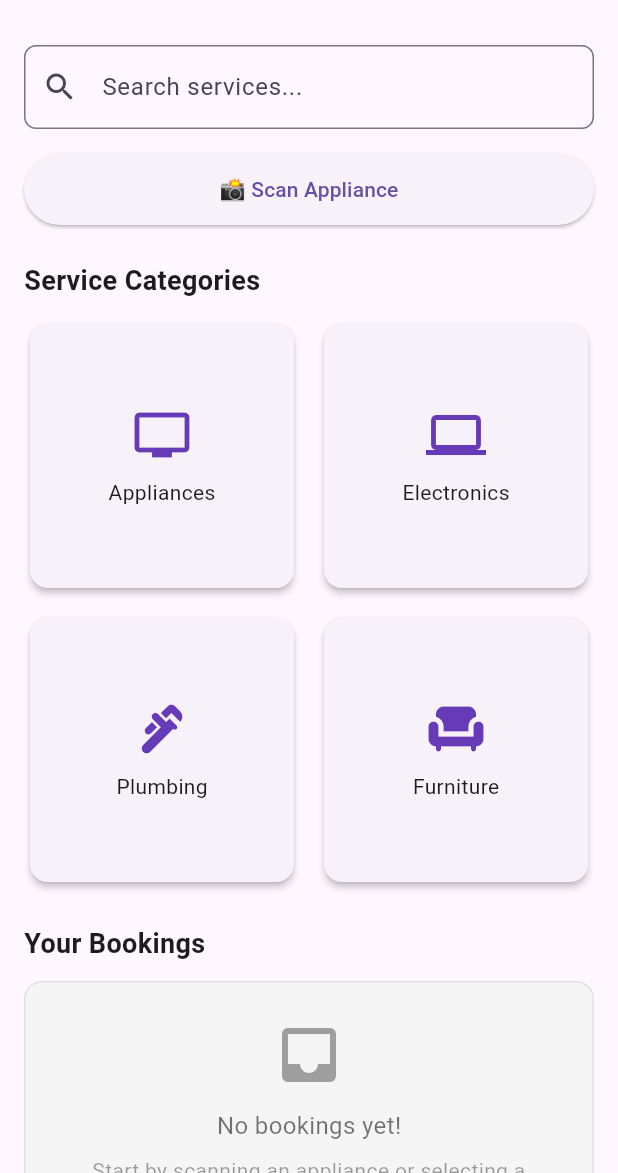
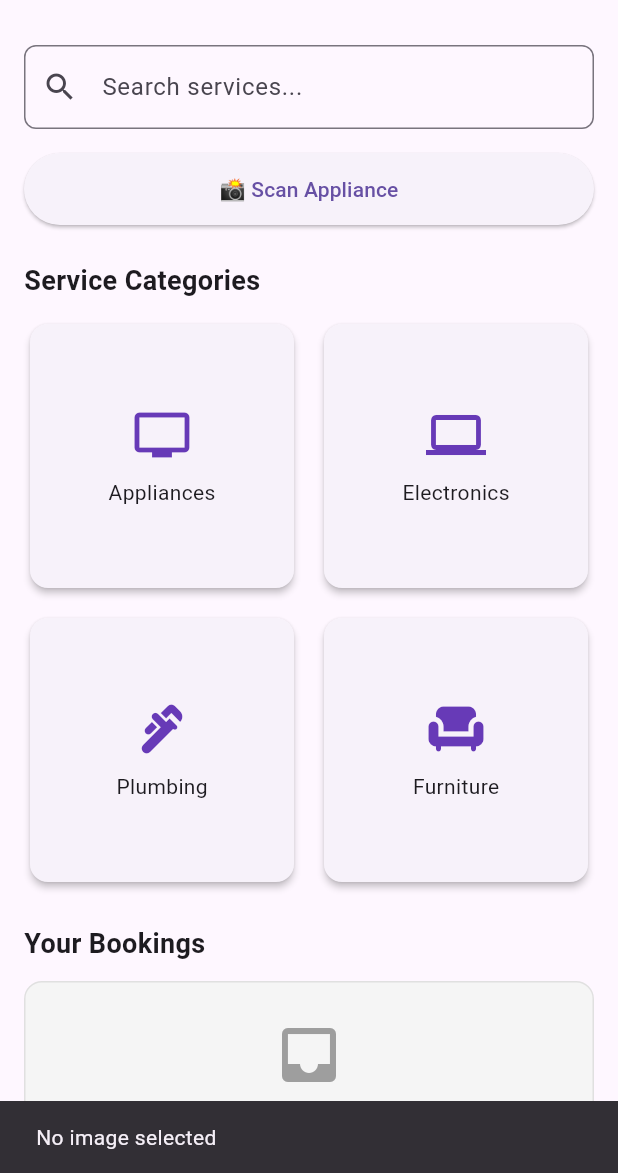
Before and after one commit to prarthana-majalikar/SnapNBook, a Flutter app: the HomeScreen screen opened by its route, after a tap on "📸 Scan Appliance", on a phone screen of 412 x 824 dp, the part 63-1236 px from its top. Run offline on Flutter 3.47's test engine with Material 3 defaults, Android fonts, the phone set to English and light mode, and no system bars; our stand-ins replace flutter_riverpod, go_router, image_picker.

Commit message:
Scan button update - object detection recognition

```diff
--- a/lib/features/home/home_screen.dart
+++ b/lib/features/home/home_screen.dart
@@ -1,8 +1,11 @@
+import 'dart:io';
 import 'package:flutter/material.dart';
 import 'package:flutter_riverpod/flutter_riverpod.dart';
 import 'package:image_picker/image_picker.dart';
 import '../../shared/widgets/primary_button.dart';
 import '../../state/booking_provider.dart';
+import '../../services/image_detection_service.dart';
+import '../../features/booking/appliance_selection_screen.dart';
 
 class HomeScreen extends ConsumerWidget {
   const HomeScreen({super.key});
@@ -37,16 +40,45 @@ class HomeScreen extends ConsumerWidget {
             PrimaryButton(
               label: '📸 Scan Appliance',
               onPressed: () async {
-                final ImagePicker picker = ImagePicker();
-                final XFile? image = await picker.pickImage(
-                  source: ImageSource.camera,
+                final picker = ImagePicker();
+                final pickedFile = await picker.pickImage(
+                  source: ImageSource.gallery,
                 );
-                if (image != null) {
-                  // You now have the image file!
-                  print('Captured image path: ${image.path}');
-                  // TODO: Send to backend AI model or preview in a new screen
-                } else {
-                  print('Camera canceled');
+
+                if (pickedFile == null) {
+                  ScaffoldMessenger.of(context).showSnackBar(
+                    const SnackBar(content: Text('No image selected')),
+                  );
+                  return;
+                }
+
+                try {
+                  final objectName = await detectFirstObjectFromImage(
+                    File(pickedFile.path),
+                  );
+
+                  if (context.mounted) {
+                    if (objectName != null) {
+                      Navigator.push(
+                        context,
+                        MaterialPageRoute(
+                          builder:
+                              (_) => ApplianceSelectionScreen(
+                                detectedObject: objectName,
+                              ),
+                        ),
+                      );
+                    } else {
+                      ScaffoldMessenger.of(context).showSnackBar(
+                        const SnackBar(content: Text('No object detected')),
+                      );
+                    }
+                  }
+                } catch (e) {
+                  print('Error: $e');
+                  ScaffoldMessenger.of(context).showSnackBar(
+                    const SnackBar(content: Text('Failed to detect object')),
+                  );
                 }
               },
             ),
--- a/pubspec.yaml
+++ b/pubspec.yaml
@@ -37,6 +37,7 @@ dependencies:
   go_router: ^13.0.1
   flutter_riverpod: ^2.4.0
   image_picker: ^1.0.4
+  http: ^0.13.6
 
 dev_dependencies:
   flutter_test:
```
Also changed, not shown: lib/features/booking/appliance_selection_screen.dart (added, +34 -0 lines), lib/services/image_detection_service.dart (added, +31 -0 lines), pubspec.lock.
